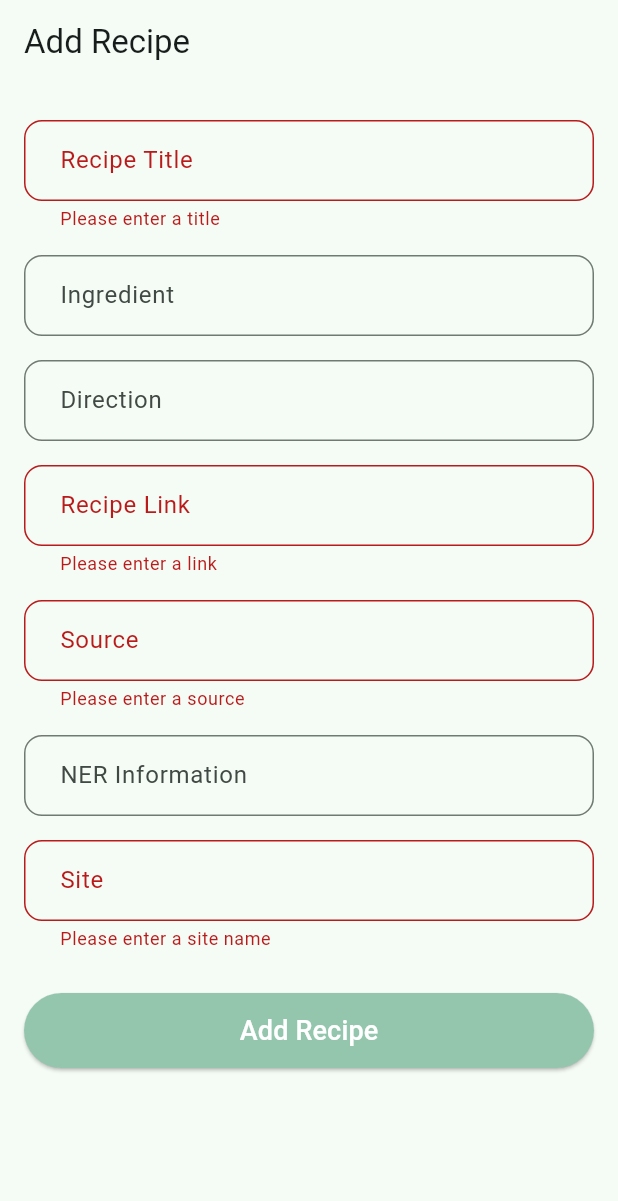
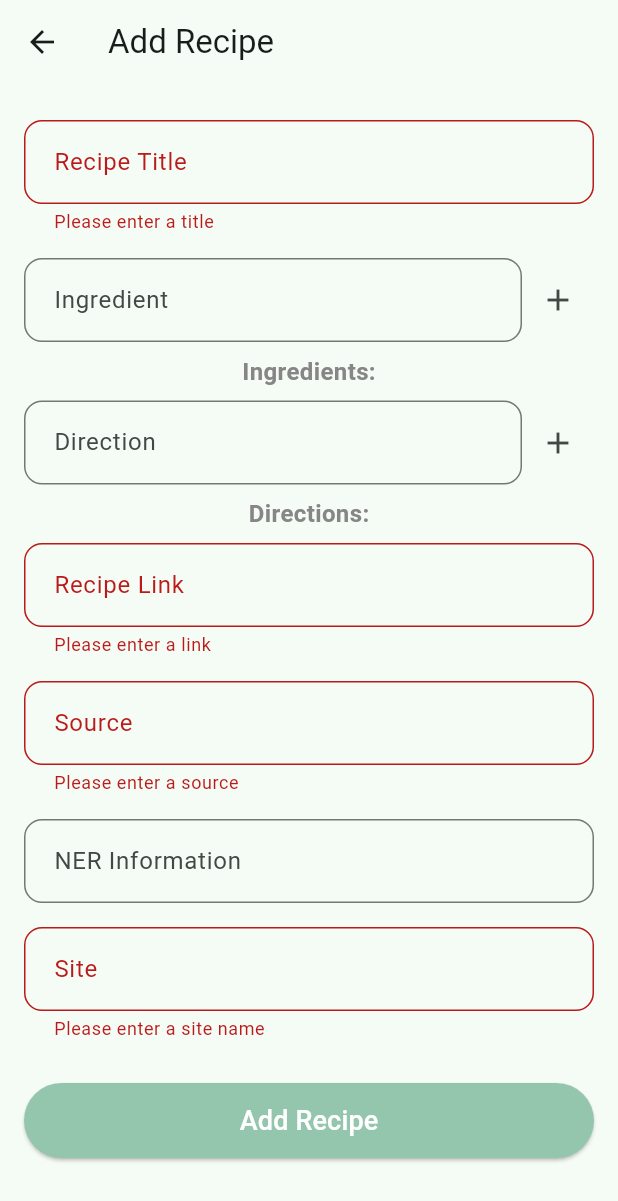
Before and after one commit to karimamaaoui/recipe_app_frontend, a Flutter app: the AddRecipePage screen opened directly, after a tap on "Add Recipe", on a phone screen of 412 x 824 dp. Shown: the top 1201 px of the screen. Run offline on Flutter 3.47's test engine with Material 3 defaults, Android fonts, the phone set to English and light mode, and no system bars; our stand-ins replace flutter_svg, form_field_validator, icons_plus, iconsax, share_plus, shared_preferences; accounts and stored records are empty.

Commit message:
add recipe screen commit

```diff
--- a/lib/screens/AddRecipePage.dart
+++ b/lib/screens/AddRecipePage.dart
@@ -1,6 +1,7 @@
 import 'dart:convert';
 import 'package:flutter/material.dart';
 import 'package:http/http.dart' as http;
+import 'package:receipe_project/constants/constant.dart';
 
 class AddRecipePage extends StatefulWidget {
   @override
@@ -16,25 +17,31 @@ class _AddRecipePageState extends State<AddRecipePage> {
   final TextEditingController sourceController = TextEditingController();
   final TextEditingController nerController = TextEditingController();
   final TextEditingController siteController = TextEditingController();
+  final TextEditingController ingredientController = TextEditingController();
+  final TextEditingController directionController = TextEditingController();
 
   // Ingredients and Directions lists
   List<String> ingredients = [];
   List<String> directions = [];
 
   // Functions to handle adding ingredients and directions
-  void _addIngredient(String ingredient) {
+  void _addIngredient() {
+    if (ingredientController.text.isNotEmpty) {
       setState(() {
-      ingredients.add(ingredient);
+        ingredients.add(ingredientController.text);
+        ingredientController.clear();
       });
     }
+  }
 
-  void _addDirection(String direction) {
+  void _addDirection() {
+    if (directionController.text.isNotEmpty) {
       setState(() {
-      directions.add(direction);
+        directions.add(directionController.text);
+        directionController.clear();
       });
     }
-
-  // Function to submit the form
+  }
   Future<void> _submitForm() async {
     if (_formKey.currentState?.validate() ?? false) {
       // Get form data
@@ -58,15 +65,42 @@ class _AddRecipePageState extends State<AddRecipePage> {
       // Send POST request to the Flask API
       try {
         final response = await http.post(
-          Uri.parse('http://192.168.1.97:5000/api/recipes'),  // Update the IP address accordingly
+          Uri.parse('$baseUrl/api/recipes'),
           headers: {'Content-Type': 'application/json'},
           body: jsonEncode(body),
         );
 
         if (response.statusCode == 200) {
-          // Show success message
-          ScaffoldMessenger.of(context).showSnackBar(
-            SnackBar(content: Text('Recipe added successfully!')),
+          // Clear all text fields and lists after successful submission
+          setState(() {
+            titleController.clear();
+            linkController.clear();
+            sourceController.clear();
+            nerController.clear();
+            siteController.clear();
+            ingredientController.clear();
+            directionController.clear();
+            ingredients.clear();
+            directions.clear();
+          });
+
+          // Show success dialog
+          showDialog(
+            context: context,
+            builder: (BuildContext context) {
+              return AlertDialog(
+                title: Text('Success'),
+                content: Text('Recipe added successfully!'),
+                actions: <Widget>[
+                  TextButton(
+                    onPressed: () {
+                      Navigator.of(context).pop(); // Close the dialog
+                    },
+                    child: Text('OK'),
+                  ),
+                ],
+              );
+            },
           );
         } else {
           // Show error message
@@ -85,14 +119,15 @@ class _AddRecipePageState extends State<AddRecipePage> {
 
   @override
   Widget build(BuildContext context) {
-    return WillPopScope(
-      onWillPop: () async {
-        // Return to the previous page (Settings page)
-        Navigator.pop(context);
-        return false; // Prevent default back button behavior
+    return Scaffold(
+      appBar: AppBar(
+          leading: IconButton(
+            icon: Icon(Icons.arrow_back),
+            onPressed: () {
+              Navigator.of(context).pop();
             },
-      child: Scaffold(
-        appBar: AppBar(title: const Text('Add Recipe')),
+          ),
+          title: const Text('Add Recipe')),
       body: Padding(
         padding: EdgeInsets.all(16.0),
         child: Form(
@@ -100,70 +135,64 @@ class _AddRecipePageState extends State<AddRecipePage> {
           child: SingleChildScrollView(
             child: Column(
               children: [
-                  // Title input field
                 _buildTextField(
                   controller: titleController,
                   label: 'Recipe Title',
-                    validator: (value) {
-                      if (value == null || value.isEmpty) {
-                        return 'Please enter a title';
-                      }
-                      return null;
-                    },
+                  validator: (value) =>
+                  value == null || value.isEmpty ? 'Please enter a title' : null,
                 ),
-                  // Ingredients input field
-                  _buildTextField(
+                Row(
+                  children: [
+                    Expanded(
+                      child: _buildTextField(
+                        controller: ingredientController,
                         label: 'Ingredient',
-                    onFieldSubmitted: (ingredient) {
-                      _addIngredient(ingredient);
-                    },
                       ),
-                  // Directions input field
-                  _buildTextField(
+                    ),
+                    IconButton(
+                      icon: Icon(Icons.add),
+                      onPressed: _addIngredient,
+                    ),
+                  ],
+                ),
+                _buildListDisplay('Ingredients:', ingredients),
+                Row(
+                  children: [
+                    Expanded(
+                      child: _buildTextField(
+                        controller: directionController,
                         label: 'Direction',
-                    onFieldSubmitted: (direction) {
-                      _addDirection(direction);
-                    },
                       ),
-                  // Link input field
+                    ),
+                    IconButton(
+                      icon: Icon(Icons.add),
+                      onPressed: _addDirection,
+                    ),
+                  ],
+                ),
+                _buildListDisplay('Directions:', directions),
                 _buildTextField(
                   controller: linkController,
                   label: 'Recipe Link',
-                    validator: (value) {
-                      if (value == null || value.isEmpty) {
-                        return 'Please enter a link';
-                      }
-                      return null;
-                    },
+                  validator: (value) =>
+                  value == null || value.isEmpty ? 'Please enter a link' : null,
                 ),
-                  // Source input field
                 _buildTextField(
                   controller: sourceController,
                   label: 'Source',
-                    validator: (value) {
-                      if (value == null || value.isEmpty) {
-                        return 'Please enter a source';
-                      }
-                      return null;
-                    },
+                  validator: (value) =>
+                  value == null || value.isEmpty ? 'Please enter a source' : null,
                 ),
-                  // NER input field
                 _buildTextField(
                   controller: nerController,
                   label: 'NER Information',
                 ),
-                  // Site input field
                 _buildTextField(
                   controller: siteController,
                   label: 'Site',
-                    validator: (value) {
-                      if (value == null || value.isEmpty) {
-                        return 'Please enter a site name';
-                      }
-                      return null;
-                    },
+                  validator: (value) =>
+                  value == null || value.isEmpty ? 'Please enter a site name' : null,
                 ),
-                  // Submit button
                 Padding(
                   padding: const EdgeInsets.symmetric(vertical: 20),
                   child: ElevatedButton(
@@ -182,16 +211,13 @@ class _AddRecipePageState extends State<AddRecipePage> {
           ),
         ),
       ),
-      ),
     );
   }
 
-  // Helper function to build TextFormField with common design
   Widget _buildTextField({
     required String label,
     TextEditingController? controller,
     FormFieldValidator<String>? validator,
-    Function(String)? onFieldSubmitted,
   }) {
     return Padding(
       padding: const EdgeInsets.symmetric(vertical: 8.0),
@@ -199,19 +225,20 @@ class _AddRecipePageState extends State<AddRecipePage> {
         controller: controller,
         decoration: InputDecoration(
           labelText: label,
-          border: OutlineInputBorder(
-            borderRadius: BorderRadius.circular(12),
-            borderSide: BorderSide(color: Colors.teal),
-          ),
-          focusedBorder: OutlineInputBorder(
-            borderRadius: BorderRadius.circular(12),
-            borderSide: BorderSide(color: Colors.teal, width: 2),
-          ),
-          contentPadding: EdgeInsets.symmetric(vertical: 15, horizontal: 20),
+          border: OutlineInputBorder(borderRadius: BorderRadius.circular(12)),
         ),
         validator: validator,
-        onFieldSubmitted: onFieldSubmitted,
       ),
     );
   }
+
+  Widget _buildListDisplay(String title, List<String> items) {
+    return Column(
+      crossAxisAlignment: CrossAxisAlignment.start,
+      children: [
+        Text(title, style: TextStyle(fontSize: 16, fontWeight: FontWeight.bold)),
+        ...items.map((item) => ListTile(title: Text(item))),
+      ],
+    );
   }
+}
--- a/lib/screens/home/HomeScreen.dart
+++ b/lib/screens/home/HomeScreen.dart
@@ -2,11 +2,8 @@ import 'package:flutter/material.dart';
 import 'package:icons_plus/icons_plus.dart';
 import 'package:receipe_project/constants.dart';
 import 'package:receipe_project/screens/FavoritePage.dart';
-import 'package:receipe_project/screens/Favorites.dart';
 import 'package:receipe_project/screens/RecipeSearch.dart';
-import 'package:receipe_project/screens/home/Home.dart';
 import 'package:receipe_project/screens/home/RecipeHomePage.dart';
-import 'package:receipe_project/screens/recipe/recipeScreen.dart';
 import 'package:receipe_project/screens/settings.dart';
 
 class HomeScreen extends StatefulWidget {
--- a/lib/screens/home/RecipeHomePage.dart
+++ b/lib/screens/home/RecipeHomePage.dart
@@ -27,7 +27,7 @@ class _RecipeHomePageState extends State<RecipeHomePage> {
   Future<void> _loadUsername() async {
     SharedPreferences prefs = await SharedPreferences.getInstance();
     String? token = prefs.getString('token');
-
+    print("token $token" );
     if (token != null) {
       try {
         // Diviser le token en parties (header, payload, signature)
@@ -47,7 +47,7 @@ class _RecipeHomePageState extends State<RecipeHomePage> {
 
         // Extraire le username
         setState(() {
-          username = decodedToken['email'] ?? 'Utilisateur inconnu';  });
+          username = decodedToken['username'] ?? 'Utilisateur inconnu';  });
       } catch (e) {
         print("Erreur lors du décodage du token : $e");
       }
```
Also changed, not shown: lib/screens/Favorites.dart (deleted, +0 -31 lines), lib/screens/RecipeSearch.dart (+4 -67 lines), lib/screens/auth/login_screen.dart (+0 -7 lines), lib/screens/categories/categories.dart (deleted, +0 -44 lines), lib/screens/home/Home.dart (deleted, +0 -63 lines), lib/screens/home/homeAppbar.dart (deleted, +0 -37 lines), lib/screens/home/home_search_app.dart (deleted, +0 -40 lines), lib/screens/quick_foods/quick_foods_screen.dart (deleted, +0 -47 lines), lib/screens/quick_foods/quick_screen_appbar.dart (deleted, +0 -52 lines), lib/screens/quick_foods/quickandfastlist.dart (deleted, +0 -134 lines), lib/screens/settings.dart (+5 -5 lines). Lines whose indentation alone changed are shown as unchanged.
